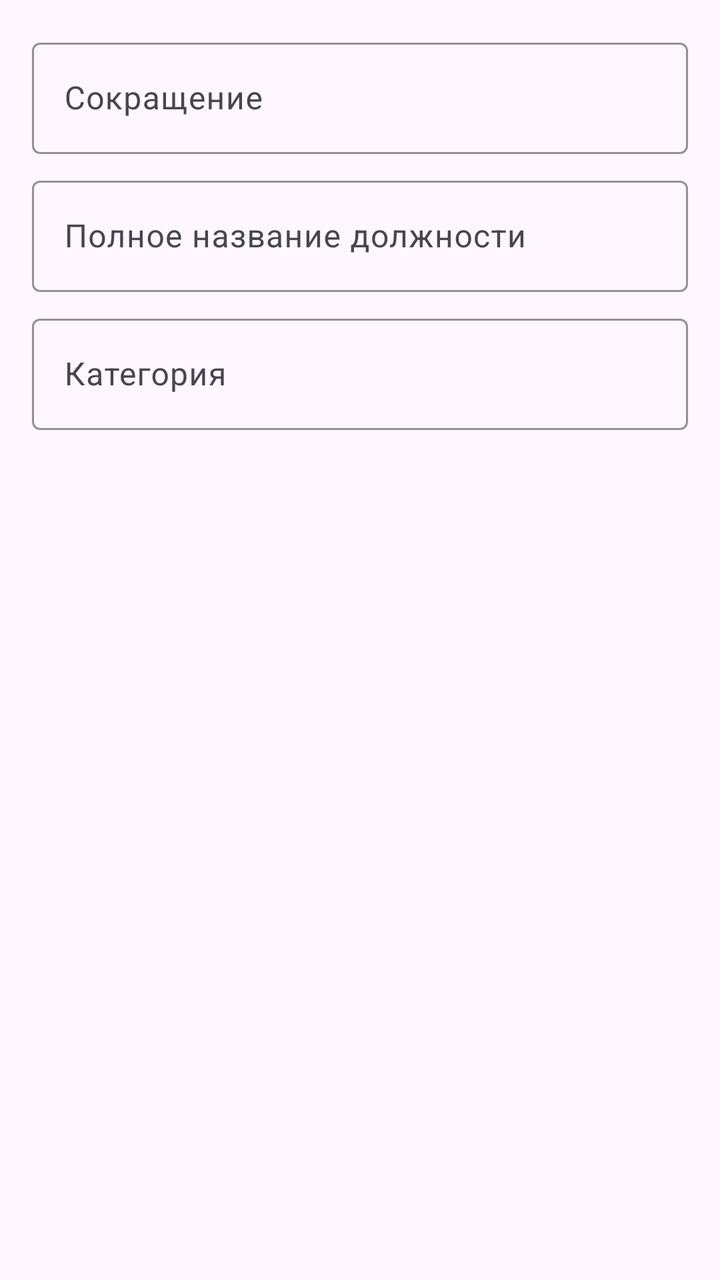
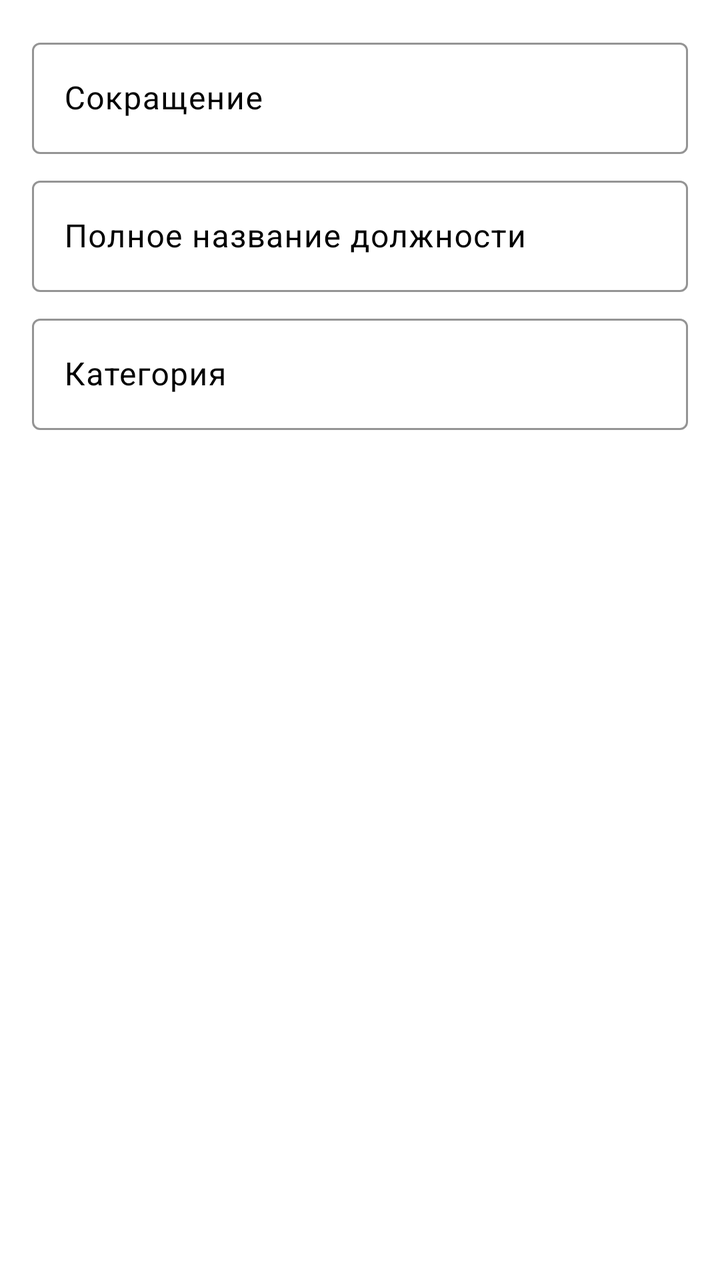

Before-and-after screenshots of an Android layout around one commit, followed by the original layout XML and the change that was made.
<!-- AndroidManifest.xml: application theme Theme.ZmeyGorynych -->
<!-- res/layout/dialog_edit_position_code.xml -->
<?xml version="1.0" encoding="utf-8"?>
<LinearLayout xmlns:android="http://schemas.android.com/apk/res/android"
    xmlns:app="http://schemas.android.com/apk/res-auto"
    android:layout_width="match_parent"
    android:layout_height="wrap_content"
    android:orientation="vertical"
    android:padding="16dp">

    <com.google.android.material.textfield.TextInputLayout
        android:layout_width="match_parent"
        android:layout_height="wrap_content"
        android:layout_marginBottom="8dp"
        android:hint="Сокращение"
        app:boxStrokeColor="@color/black"
        app:hintTextColor="@color/black">

        <com.google.android.material.textfield.TextInputEditText
            android:id="@+id/etDialogShortCode"
            android:layout_width="match_parent"
            android:layout_height="wrap_content"
            android:inputType="textCapCharacters"
            android:textColor="@color/black" />

    </com.google.android.material.textfield.TextInputLayout>

    <com.google.android.material.textfield.TextInputLayout
        android:layout_width="match_parent"
        android:layout_height="wrap_content"
        android:layout_marginBottom="8dp"
        android:hint="Полное название должности"
        app:boxStrokeColor="@color/black"
        app:hintTextColor="@color/black">

        <com.google.android.material.textfield.TextInputEditText
            android:id="@+id/etDialogFullTitle"
            android:layout_width="match_parent"
            android:layout_height="wrap_content"
            android:inputType="text"
            android:textColor="@color/black" />

    </com.google.android.material.textfield.TextInputLayout>

    <com.google.android.material.textfield.TextInputLayout
        android:layout_width="match_parent"
        android:layout_height="wrap_content"
        android:hint="Категория"
        app:boxStrokeColor="@color/black"
        app:hintTextColor="@color/black">

        <com.google.android.material.textfield.TextInputEditText
            android:id="@+id/etDialogCategory"
            android:layout_width="match_parent"
            android:layout_height="wrap_content"
            android:inputType="textCapCharacters"
            android:textColor="@color/black" />

    </com.google.android.material.textfield.TextInputLayout>

</LinearLayout>
<!-- resources referenced by this layout -->
<resources>
  <color name="black">#FF000000</color>
  <style name="Theme.ZmeyGorynych" parent="Base.Theme.ZmeyGorynych">
          
          <item name="windowActionBar">true</item>
          <item name="windowNoTitle">false</item>
      </style>
  <style name="Base.Theme.ZmeyGorynych" parent="Theme.Material3.DayNight">
          
          
      </style>
</resources>

<!-- the commit's change to res/layout/dialog_edit_position_code.xml (unified diff, before → after) -->
@@ -11,15 +11,15 @@
         android:layout_height="wrap_content"
         android:layout_marginBottom="8dp"
         android:hint="Сокращение"
-        app:boxStrokeColor="@color/black"
-        app:hintTextColor="@color/black">
+        app:boxStrokeColor="?attr/colorPrimary"
+        app:hintTextColor="?attr/colorOnSurfaceVariant">
 
         <com.google.android.material.textfield.TextInputEditText
             android:id="@+id/etDialogShortCode"
             android:layout_width="match_parent"
             android:layout_height="wrap_content"
             android:inputType="textCapCharacters"
-            android:textColor="@color/black" />
+            android:textColor="?attr/colorOnBackground" />
 
     </com.google.android.material.textfield.TextInputLayout>
 
@@ -28,15 +28,15 @@
         android:layout_height="wrap_content"
         android:layout_marginBottom="8dp"
         android:hint="Полное название должности"
-        app:boxStrokeColor="@color/black"
-        app:hintTextColor="@color/black">
+        app:boxStrokeColor="?attr/colorPrimary"
+        app:hintTextColor="?attr/colorOnSurfaceVariant">
 
         <com.google.android.material.textfield.TextInputEditText
             android:id="@+id/etDialogFullTitle"
             android:layout_width="match_parent"
             android:layout_height="wrap_content"
             android:inputType="text"
-            android:textColor="@color/black" />
+            android:textColor="?attr/colorOnBackground" />
 
     </com.google.android.material.textfield.TextInputLayout>
 
@@ -44,15 +44,15 @@
         android:layout_width="match_parent"
         android:layout_height="wrap_content"
         android:hint="Категория"
-        app:boxStrokeColor="@color/black"
-        app:hintTextColor="@color/black">
+        app:boxStrokeColor="?attr/colorPrimary"
+        app:hintTextColor="?attr/colorOnSurfaceVariant">
 
         <com.google.android.material.textfield.TextInputEditText
             android:id="@+id/etDialogCategory"
             android:layout_width="match_parent"
             android:layout_height="wrap_content"
             android:inputType="textCapCharacters"
-            android:textColor="@color/black" />
+            android:textColor="?attr/colorOnBackground" />
 
     </com.google.android.material.textfield.TextInputLayout>
 
<!-- resource entries referenced after the edit -->
@@ -2,13 +2,51 @@
 <resources>
   <color name="black">#FF000000</color>
   <style name="Theme.ZmeyGorynych" parent="Base.Theme.ZmeyGorynych">
-          
           <item name="windowActionBar">true</item>
           <item name="windowNoTitle">false</item>
+  
+          <item name="colorPrimary">@color/purple_500</item>
+          <item name="colorPrimaryContainer">@color/purple_700</item>
+          <item name="colorOnPrimary">@color/white</item>
+          <item name="colorOnPrimaryContainer">@color/white</item>
+  
+          <item name="colorSecondary">@color/teal_200</item>
+          <item name="colorSecondaryContainer">@color/teal_700</item>
+          <item name="colorOnSecondary">@color/black</item>
+          <item name="colorOnSecondaryContainer">@color/black</item>
+  
+          <item name="colorSurfaceVariant">#FFF5F5F5</item>
+          <item name="colorOnBackground">@color/black</item>
+          <item name="colorOnSurface">@color/black</item>
+          <item name="colorOnSurfaceVariant">@color/black</item>
+  
+          <item name="colorError">#FFB00020</item>
+          <item name="colorErrorContainer">#FFF9DEDC</item>
+          <item name="colorOnError">@color/white</item>
+          <item name="colorOnErrorContainer">#FF410E0B</item>
+  
+          <item name="android:textColorPrimary">@color/black</item>
+          <item name="android:textColorSecondary">#FF666666</item>
+  
+          <item name="android:statusBarColor">?attr/colorPrimary</item>
+          <item name="android:navigationBarColor">?attr/colorSurface</item>
+  
+          
+          <item name="android:windowBackground">@color/white</item>
       </style>
   <style name="Base.Theme.ZmeyGorynych" parent="Theme.Material3.DayNight">
           
+          <item name="android:colorBackground">@color/white</item> 
+          <item name="colorSurface">@color/white</item>
+  
           
+          <item name="android:windowBackground">@color/white</item>
+          <item name="colorPrimarySurface">@color/white</item>
       </style>
+  <color name="purple_500">#FF6200EE</color>
+  <color name="purple_700">#FF3700B3</color>
+  <color name="white">#FFFFFFFF</color>
+  <color name="teal_200">#FF03DAC5</color>
+  <color name="teal_700">#FF018786</color>
 </resources>
 
